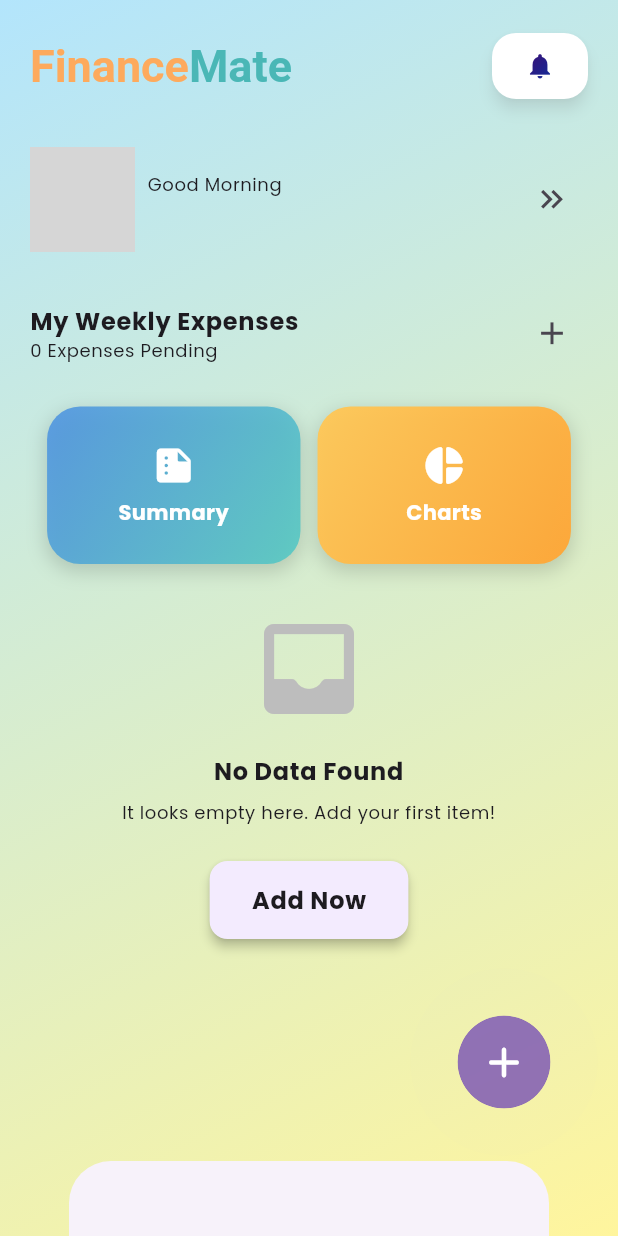
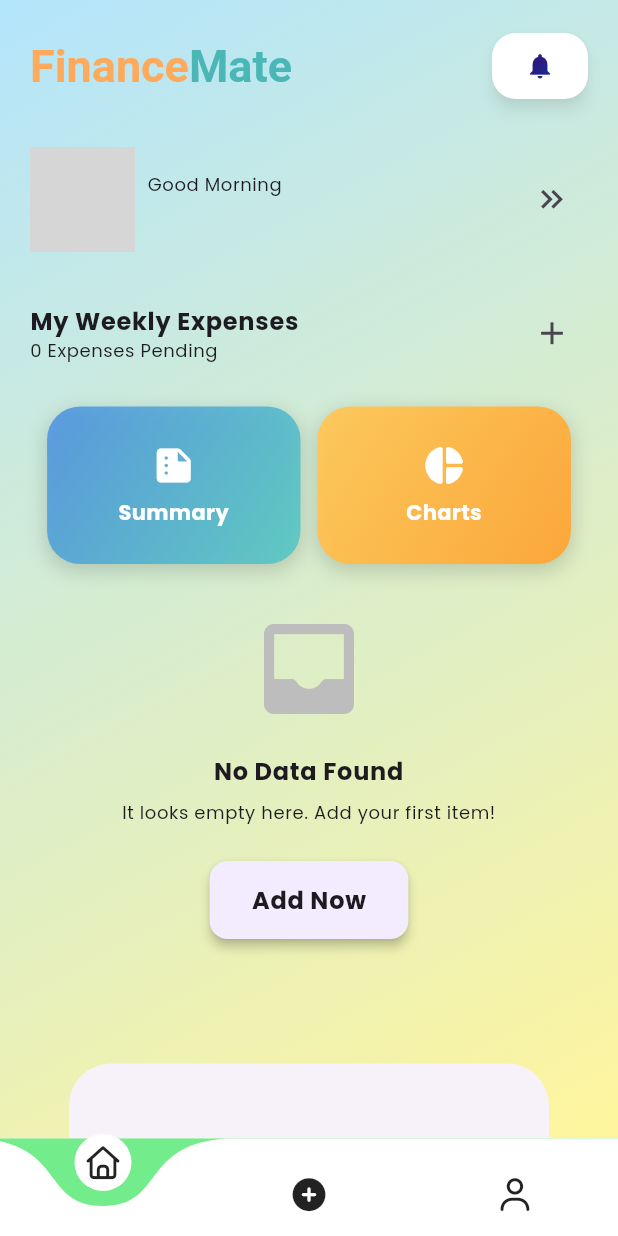
Before and after one commit to THARINDUnirmal/Expense-tracker, a Flutter app: the screen it shows once a user with an empty profile is signed in, on a phone screen of 412 x 824 dp. Run offline on Flutter 3.47's test engine with Material 3 defaults, Android fonts, the phone set to English and light mode, and no system bars; drawn by our look-alikes of curved_navigation_bar, google_mobile_ads; our stand-ins replace cloud_firestore, connectivity_plus, firebase_auth, firebase_core, fl_chart, flutter_svg and 8 more; missing offline and left inert: animated_gradient_text; accounts and stored records are empty; network calls fail; grey boxes are pictures that could not be loaded.

Commit message:
bug fix & reduse more code!

```diff
--- a/lib/routes/app_routes.dart
+++ b/lib/routes/app_routes.dart
@@ -4,6 +4,7 @@ import 'package:expenzes/view/screens/sub_screens/about_me_image_screen.dart';
 import 'package:expenzes/view/screens/sub_screens/all_categeory_screen.dart';
 import 'package:expenzes/view/screens/sub_screens/empty_notifications_Screen.dart';
 import 'package:expenzes/view/screens/sub_screens/about_me_screen.dart';
+import 'package:expenzes/view/screens/main_screen.dart';
 import 'package:expenzes/view/screens/main_screens/add_screen.dart';
 import 'package:expenzes/view/screens/main_screens/home_screen.dart';
 import 'package:expenzes/view/screens/main_screens/user_screen.dart';
@@ -31,23 +32,21 @@ class AppRoutes {
       GoRoute(path: "/ResetScreen", builder: (context, state) => ResetScreen()),
 
       //Min screen route
-      // GoRoute(
-      //   path: "/MainScreen",
-      //   builder: (context, state) => MainScreen(),
-      //   routes: [
-      //     GoRoute(
-      //       path: "HomeScreen",
-      //       builder: (context, state) => HomeScreen(),
-      //     ),
+      GoRoute(
+        path: "/MainScreen",
+        builder: (context, state) => MainScreen(),
+        routes: [
+          GoRoute(
+            path: "HomeScreen",
+            builder: (context, state) => HomeScreen(),
+          ),
 
-      //     GoRoute(
-      //       path: "ProfileScreen",
-      //       builder: (context, state) => UserScreen(),
-      //     ),
-      //   ],
-      // ),
-      GoRoute(path: "/HomeScreen", builder: (context, state) => HomeScreen()),
-      GoRoute(path: "/UserScreen", builder: (context, state) => UserScreen()),
+          GoRoute(
+            path: "ProfileScreen",
+            builder: (context, state) => UserScreen(),
+          ),
+        ],
+      ),
       GoRoute(
         path: "/AddScreen",
         builder: (context, state) => AddScreen(),
@@ -104,7 +103,8 @@ class AppRoutes {
       GoRoute(
         path: "/AllCtegeoryScreen",
         builder: (context, state) {
-          return AllCategeoryScreen();
+          List<String> allCategeory = state.extra as List<String>;
+          return AllCategeoryScreen(categeoryList: allCategeory);
         },
       ),
       GoRoute(
--- a/lib/view/auth_view/auth_view_screen.dart
+++ b/lib/view/auth_view/auth_view_screen.dart
@@ -29,7 +29,7 @@
 // }
 
 import 'package:expenzes/services/auth/firebase_auth_services.dart';
-import 'package:expenzes/view/screens/main_screens/home_screen.dart';
+import 'package:expenzes/view/screens/main_screen.dart';
 import 'package:expenzes/view/screens/onbording_screens/onbording_screen.dart';
 import 'package:expenzes/view/screens/onbording_screens/login/login_screen.dart';
 import 'package:flutter/material.dart';
@@ -72,7 +72,7 @@ class _AuthViewScreenState extends State<AuthViewScreen> {
           return const Center(child: CircularProgressIndicator());
         } else if (snapshot.hasData) {
           // User is logged in → go to MainScreen
-          return HomeScreen();
+          return MainScreen();
         } else {
           // User is not logged in → decide between onboarding or login
           return hasSeenOnboarding! ? LoginScreen() : OnbordingScreen();
--- /dev/null
+++ b/lib/view/screens/main_screen.dart
@@ -0,0 +1,56 @@
+import 'package:curved_navigation_bar/curved_navigation_bar.dart';
+import 'package:expenzes/view/screens/main_screens/home_screen.dart';
+import 'package:expenzes/view/screens/main_screens/user_screen.dart';
+import 'package:expenzes/view/screens/main_screens/add_screen.dart';
+import 'package:flutter/material.dart';
+import 'package:font_awesome_flutter/font_awesome_flutter.dart';
+
+class MainScreen extends StatefulWidget {
+  final int? index;
+  const MainScreen({super.key, this.index});
+
+  @override
+  State<MainScreen> createState() => _MainScreenState();
+}
+
+class _MainScreenState extends State<MainScreen> {
+  int _curruntIndex = 0;
+  final PageController _pageController = PageController();
+
+  @override
+  void dispose() {
+    super.dispose();
+    _pageController.dispose();
+  }
+
+  @override
+  Widget build(BuildContext context) {
+    return Scaffold(
+      bottomNavigationBar: CurvedNavigationBar(
+        animationCurve: Curves.ease,
+        height: 65,
+        index: _curruntIndex,
+        backgroundColor: Color(0xff73EC8B),
+        onTap: (value) {
+          setState(() {
+            _pageController.jumpToPage(value);
+          });
+        },
+        items: [
+          Icon(FontAwesomeIcons.house, size: 22),
+          Icon(FontAwesomeIcons.circlePlus, size: 22),
+          Icon(FontAwesomeIcons.user, size: 22),
+        ],
+      ),
+      body: PageView(
+        onPageChanged: (value) {
+          setState(() {
+            _curruntIndex = value;
+          });
+        },
+        controller: _pageController,
+        children: [HomeScreen(), AddScreen(), UserScreen()],
+      ),
+    );
+  }
+}
--- a/lib/view/screens/onbording_screens/onbording_screen.dart
+++ b/lib/view/screens/onbording_screens/onbording_screen.dart
@@ -24,6 +24,7 @@ class _OnbordingScreenState extends State<OnbordingScreen> {
     return Scaffold(
       body: Container(
         width: double.infinity,
+
         decoration: const BoxDecoration(
           gradient: LinearGradient(
             colors: [Color(0xFFB3E5FC), Color(0xFFFFF59D)],
--- a/lib/view/screens/sub_screens/about_me_screen.dart
+++ b/lib/view/screens/sub_screens/about_me_screen.dart
@@ -63,7 +63,7 @@ class _AboutMeScreenState extends State<AboutMeScreen>
         elevation: 0,
         automaticallyImplyLeading: false,
         leading: GestureDetector(
-          onTap: () => AppRoutes.route.go("/HomeScreen"),
+          onTap: () => AppRoutes.route.go("/MainScreen"),
           child: Container(
             padding: EdgeInsets.all(12),
             decoration: BoxDecoration(
--- a/lib/view/screens/sub_screens/empty_notifications_Screen.dart
+++ b/lib/view/screens/sub_screens/empty_notifications_Screen.dart
@@ -75,7 +75,7 @@ class _EmptyNotificationsScreenState extends State<EmptyNotificationsScreen>
         elevation: 0,
         automaticallyImplyLeading: false,
         leading: GestureDetector(
-          onTap: () => AppRoutes.route.go("/HomeScreen"),
+          onTap: () => AppRoutes.route.go("/MainScreen"),
           child: Container(
             padding: EdgeInsets.all(12),
             decoration: BoxDecoration(
--- a/lib/view/screens/sub_screens/pie_chart_screen.dart
+++ b/lib/view/screens/sub_screens/pie_chart_screen.dart
@@ -138,7 +138,7 @@ class _PieChartScreenState extends State<PieChartScreen>
                     crossAxisAlignment: CrossAxisAlignment.start,
                     children: [
                       GestureDetector(
-                        onTap: () => AppRoutes.route.go("/HomeScreen"),
+                        onTap: () => AppRoutes.route.go("/MainScreen"),
                         child: Container(
                           padding: EdgeInsets.all(12),
                           decoration: BoxDecoration(
--- a/lib/view/screens/sub_screens/single_categeory_screen.dart
+++ b/lib/view/screens/sub_screens/single_categeory_screen.dart
@@ -625,11 +625,12 @@ class _SingleCategeoryScreenState extends State<SingleCategeoryScreen> {
     return GestureDetector(
       onTap: () async {
         if (isYes) {
-          Navigator.of(context).pop();
           await FirebaseDatabaseServices().deleteDataUsingCategeory(
             context: context,
             categeory: categeory,
           );
+          if (context.mounted) Navigator.pop(context);
+          AppRoutes.route.go("/MainScreen");
         } else {
           Navigator.pop(context);
         }
--- a/lib/view/screens/sub_screens/single_data_screen.dart
+++ b/lib/view/screens/sub_screens/single_data_screen.dart
@@ -217,12 +217,13 @@ class _SingleDataScreenState extends State<SingleDataScreen> {
 
                           InkWell(
                             onTap: () async {
+                              print("Delete button click===================");
                               await FirebaseDatabaseServices()
                                   .deleteDataFromeFirebase(
                                     context: context,
                                     itemId: widget.singleData.id,
                                   );
-
+                              print("Delete button close===================");
                               if (context.mounted) {
                                 Navigator.of(context).pop();
                               }
--- a/lib/view/screens/sub_screens/summary_screen.dart
+++ b/lib/view/screens/sub_screens/summary_screen.dart
@@ -1,4 +1,3 @@
-import 'package:expenzes/routes/app_routes.dart';
 import 'package:flutter/material.dart';
 import 'package:google_mobile_ads/google_mobile_ads.dart';
 
@@ -115,7 +114,7 @@ class _SummaryScreenState extends State<SummaryScreen>
                   crossAxisAlignment: CrossAxisAlignment.start,
                   children: [
                     GestureDetector(
-                      onTap: () => AppRoutes.route.go("/HomeScreen"),
+                      onTap: () => Navigator.pop(context),
                       child: Container(
                         padding: EdgeInsets.all(12),
                         decoration: BoxDecoration(
--- a/lib/widgets/modern_FAB.dart
+++ /dev/null
@@ -1,102 +0,0 @@
-import 'dart:ui';
-import 'package:flutter/material.dart';
-
-class ModernFAB extends StatefulWidget {
-  final VoidCallback onPressed;
-
-  const ModernFAB({super.key, required this.onPressed});
-
-  @override
-  State<ModernFAB> createState() => _ModernFABState();
-}
-
-class _ModernFABState extends State<ModernFAB>
-    with SingleTickerProviderStateMixin {
-  late AnimationController _controller;
-  late Animation<double> _scaleAnim;
-  late Animation<double> _opacityAnim;
-
-  @override
-  void initState() {
-    super.initState();
-
-    _controller = AnimationController(
-      vsync: this,
-      duration: const Duration(seconds: 2),
-    )..repeat(); // repeat forever
-
-    // Ripple grows
-    _scaleAnim = Tween<double>(
-      begin: 1.0,
-      end: 1.8,
-    ).animate(CurvedAnimation(parent: _controller, curve: Curves.easeOut));
-
-    // Ripple fades away
-    _opacityAnim = Tween<double>(
-      begin: 0.35,
-      end: 0.0,
-    ).animate(CurvedAnimation(parent: _controller, curve: Curves.easeOut));
-  }
-
-  @override
-  void dispose() {
-    _controller.dispose();
-    super.dispose();
-  }
-
-  @override
-  Widget build(BuildContext context) {
-    return SizedBox(
-      width: 120,
-      height: 120,
-      child: Stack(
-        alignment: Alignment.center,
-        children: [
-          // WATER RIPPLE ANIMATION
-          AnimatedBuilder(
-            animation: _controller,
-            builder: (context, child) {
-              return Transform.scale(
-                scale: _scaleAnim.value,
-                child: Container(
-                  width: 70,
-                  height: 70,
-                  decoration: BoxDecoration(
-                    shape: BoxShape.circle,
-                    color: Colors.deepPurpleAccent.withOpacity(
-                      _opacityAnim.value,
-                    ),
-                  ),
-                ),
-              );
-            },
-          ),
-
-          // MAIN FAB (Glass + Glow)
-          ClipOval(
-            child: BackdropFilter(
-              filter: ImageFilter.blur(sigmaX: 10, sigmaY: 10),
-              child: Material(
-                color: Colors.deepPurple.withOpacity(0.7),
-                shape: const CircleBorder(),
-                child: InkWell(
-                  onTap: widget.onPressed,
-                  customBorder: const CircleBorder(),
-                  child: const SizedBox(
-                    width: 62,
-                    height: 62,
-                    child: Icon(
-                      Icons.add_rounded,
-                      size: 34,
-                      color: Colors.white,
-                    ),
-                  ),
-                ),
-              ),
-            ),
-          ),
-        ],
-      ),
-    );
-  }
-}
```
Also changed, not shown: lib/view/screens/main_screens/add_screen.dart (+0 -12 lines), lib/view/screens/main_screens/home_screen.dart (+8 -11 lines), lib/view/screens/main_screens/user_screen.dart (+7 -17 lines), lib/view/screens/sub_screens/add_data_screen.dart (+8 -1 lines), lib/view/screens/sub_screens/all_categeory_screen.dart (+6 -61 lines).
